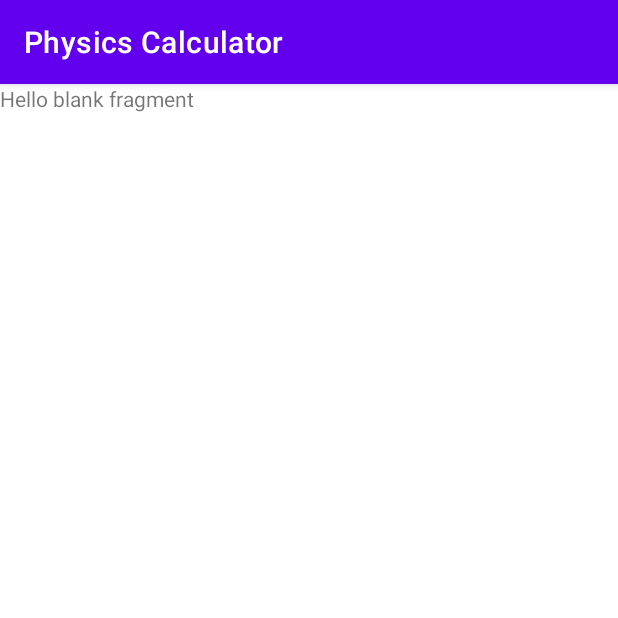
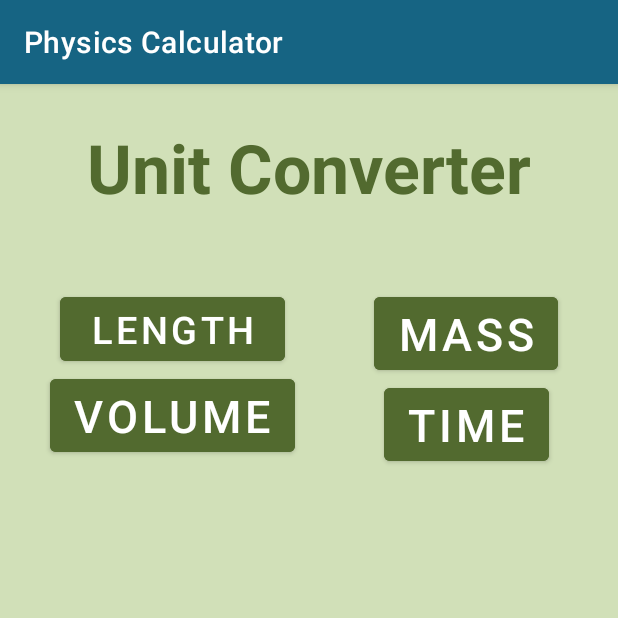
Before and after one commit to cshoe12/PhysicsCalculator, an Android app: the UnitsHomeFragment screen opened through its navigation route, on a phone screen of 412 x 824 dp, the top half of it. Run offline under Robolectric (Android 15) with nearby library versions, the phone set to English and light mode, and no system bars.

Commit message:
units ui

```diff
--- a/app/src/main/res/layout/fragment_home_page.xml
+++ b/app/src/main/res/layout/fragment_home_page.xml
@@ -29,7 +29,7 @@
         android:textColor="@color/home_buttonText_grey"
         android:backgroundTint="@color/home_button_grey"
         android:textSize="30sp"
-        android:layout_marginTop="50dp"
+        android:layout_marginTop="40dp"
         app:layout_constraintBottom_toTopOf="@+id/vectors_button"
         app:layout_constraintEnd_toEndOf="parent"
         app:layout_constraintStart_toStartOf="parent"
@@ -64,12 +64,13 @@
         app:layout_constraintTop_toBottomOf="@+id/vectors_button" />
 
     <ImageView
-        android:id="@+id/imageView4"
-        android:layout_width="wrap_content"
-        android:layout_height="wrap_content"
-        android:src="@drawable/atom_pt4"
-        android:layout_marginTop="20dp"
-
+        android:id="@+id/atom_imageView"
+        android:layout_width="230dp"
+        android:layout_height="230dp"
+        android:layout_marginTop="40dp"
+        android:layout_marginBottom="40dp"
+        android:src="@drawable/atom_pt5"
+        app:layout_constraintBottom_toBottomOf="parent"
         app:layout_constraintEnd_toEndOf="parent"
         app:layout_constraintStart_toStartOf="parent"
         app:layout_constraintTop_toBottomOf="@+id/kinematics_button" />
--- a/app/src/main/res/layout/fragment_units_home.xml
+++ b/app/src/main/res/layout/fragment_units_home.xml
@@ -1,14 +1,75 @@
 <?xml version="1.0" encoding="utf-8"?>
-<FrameLayout xmlns:android="http://schemas.android.com/apk/res/android"
+<androidx.constraintlayout.widget.ConstraintLayout xmlns:android="http://schemas.android.com/apk/res/android"
+    xmlns:app="http://schemas.android.com/apk/res-auto"
     xmlns:tools="http://schemas.android.com/tools"
     android:layout_width="match_parent"
     android:layout_height="match_parent"
+    android:background="@color/units_mainGreen"
     tools:context=".UnitsHomeFragment">
 
     <!-- TODO: Update blank fragment layout -->
     <TextView
-        android:layout_width="match_parent"
-        android:layout_height="match_parent"
-        android:text="@string/hello_blank_fragment" />
+        android:id="@+id/units_title_textView"
+        android:layout_width="wrap_content"
+        android:layout_height="wrap_content"
+        android:layout_marginTop="25dp"
+        android:text="Unit Converter"
+        android:textColor="@color/units_darkerGreen"
+        android:textSize="45sp"
+        android:textStyle="bold"
+        app:layout_constraintEnd_toEndOf="parent"
+        app:layout_constraintStart_toStartOf="parent"
+        app:layout_constraintTop_toTopOf="parent" />
 
-</FrameLayout>
+    <Button
+        android:id="@+id/length_button"
+        android:layout_width="150dp"
+        android:layout_height="wrap_content"
+        android:layout_marginTop="50dp"
+        android:layout_marginLeft="40dp"
+        android:backgroundTint="@color/units_darkerGreen"
+        android:text="Length"
+        android:textColor="@color/white"
+        android:textSize="25sp"
+        app:layout_constraintStart_toStartOf="parent"
+        app:layout_constraintTop_toBottomOf="@+id/units_title_textView" />
+
+    <Button
+        android:id="@+id/mass_button"
+        android:layout_width="0dp"
+        android:layout_height="wrap_content"
+        android:layout_marginTop="50dp"
+        android:backgroundTint="@color/units_darkerGreen"
+        android:text="mass"
+        android:textColor="@color/white"
+        android:textSize="30sp"
+        android:layout_marginRight="40dp"
+        app:layout_constraintEnd_toEndOf="parent"
+        app:layout_constraintTop_toBottomOf="@+id/units_title_textView" />
+
+    <Button
+        android:id="@+id/time_button"
+        android:layout_width="wrap_content"
+        android:layout_height="wrap_content"
+        android:backgroundTint="@color/units_darkerGreen"
+        android:text="time"
+        android:textColor="@color/white"
+        android:textSize="30sp"
+        app:layout_constraintEnd_toEndOf="@+id/mass_button"
+        app:layout_constraintStart_toStartOf="@+id/mass_button"
+        app:layout_constraintTop_toBottomOf="@+id/mass_button" />
+
+    <Button
+        android:id="@+id/volume_button"
+        android:layout_width="wrap_content"
+        android:layout_height="wrap_content"
+        android:backgroundTint="@color/units_darkerGreen"
+        android:text="volume"
+        android:textColor="@color/white"
+        android:textSize="30sp"
+        app:layout_constraintEnd_toEndOf="@+id/length_button"
+        app:layout_constraintStart_toStartOf="@+id/length_button"
+        app:layout_constraintTop_toBottomOf="@+id/length_button" />
+
+
+</androidx.constraintlayout.widget.ConstraintLayout>
--- a/app/src/main/res/values/colors.xml
+++ b/app/src/main/res/values/colors.xml
@@ -13,4 +13,8 @@
     <color name="home_button_grey">#cccccc</color>
     <color name="home_buttonText_grey">#666666</color>
 
+    <color name="units_mainGreen">#d1e0b8</color>
+    <color name="units_darkerGreen">#526a2f</color>
+
+
 </resources>
--- a/app/src/main/res/values/themes.xml
+++ b/app/src/main/res/values/themes.xml
@@ -2,7 +2,7 @@
     <!-- Base application theme. -->
     <style name="Theme.PhysicsCalculator" parent="Theme.MaterialComponents.DayNight.DarkActionBar">
         <!-- Primary brand color. -->
-        <item name="colorPrimary">@color/purple_500</item>
+        <item name="colorPrimary">@color/home_title_blue</item>
         <item name="colorPrimaryVariant">@color/purple_700</item>
         <item name="colorOnPrimary">@color/white</item>
         <!-- Secondary brand color. -->
```
Also changed, not shown: app/src/main/res/drawable-v24/atom_pt4.png (deleted), app/src/main/res/drawable/atom_pt5.png (added).
